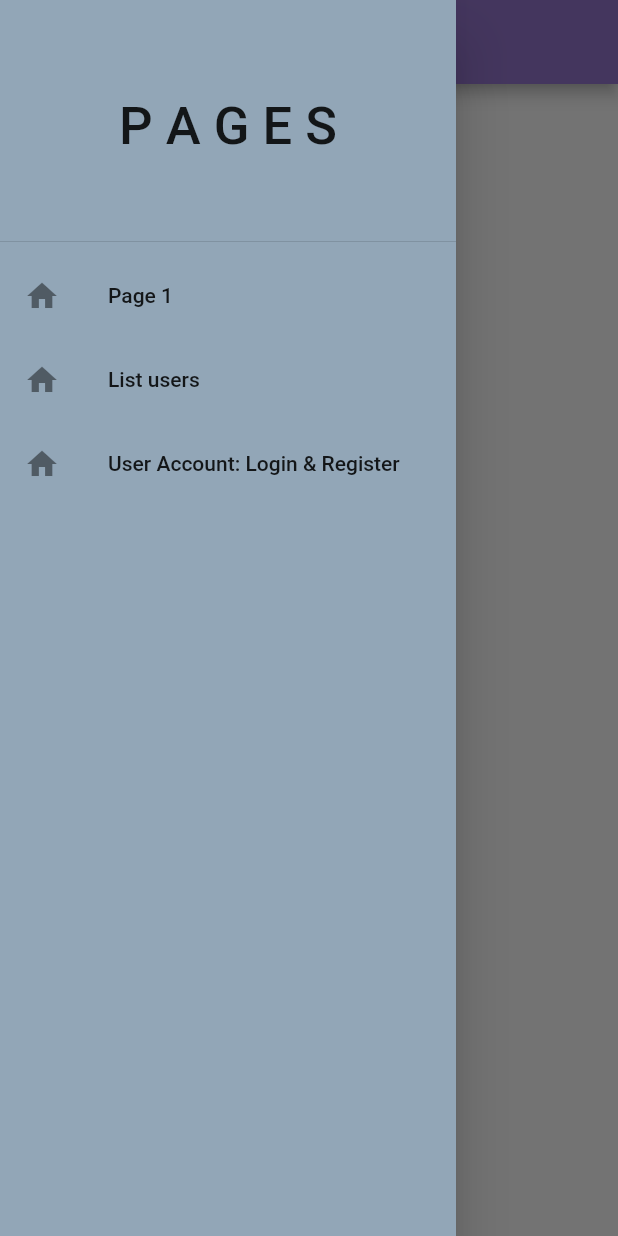
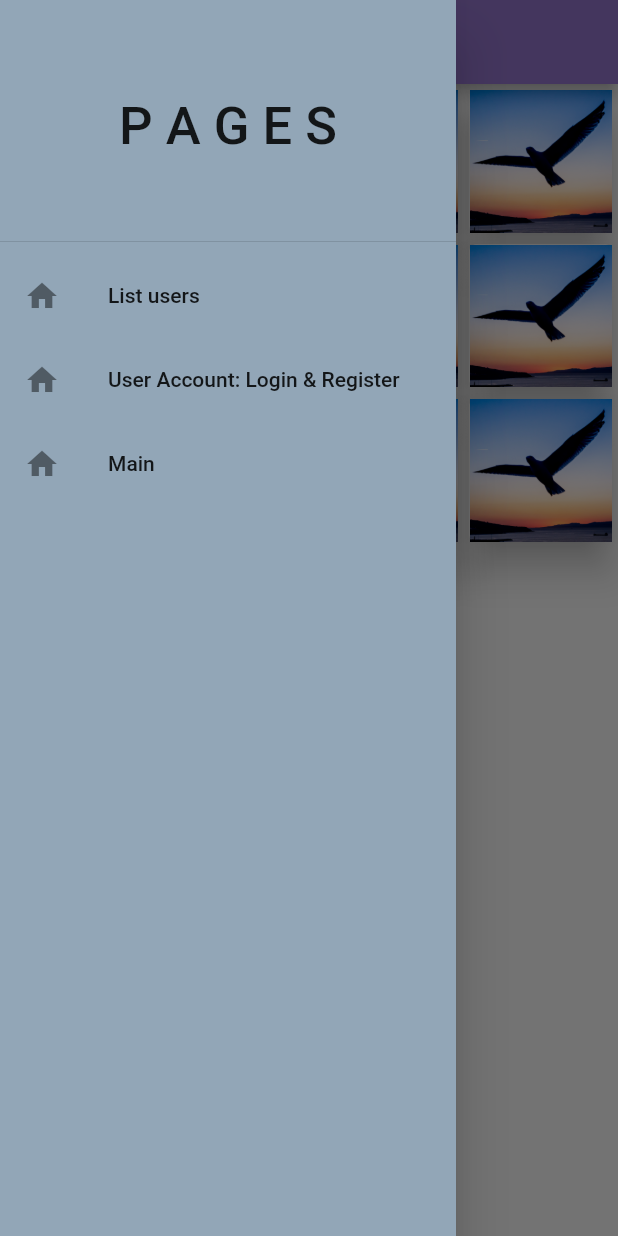
Before and after one commit to irenegordun/EA-SeminariFlutter, a Flutter app: the screen it shows after launch, with the side drawer open, on a phone screen of 412 x 824 dp. Run offline on Flutter 3.47's test engine with Material 2 defaults, Android fonts, the phone set to English and light mode, and no system bars.

Commit message:
GridView not finished and details user fixed

```diff
--- a/flutter_front/lib/views/deleteUser_page.dart
+++ b/flutter_front/lib/views/deleteUser_page.dart
@@ -1,8 +1,7 @@
 import 'package:flutter/material.dart';
 
-import 'package:flutter_front/services/userServices.dart';
+import '../widgets/drawer.dart';
 
-import '../models/user.dart';
 
 class DeleteUser extends StatefulWidget {
   const DeleteUser({super.key});
@@ -12,12 +11,43 @@ class DeleteUser extends StatefulWidget {
 }
 
 class _DeleteUser extends State<DeleteUser> {
+  List<String> values=[
+    'assets/image1.jpg',
+    'assets/image1.jpg',
+    'assets/image1.jpg',
+    'assets/image1.jpg',
+    'assets/image1.jpg',
+    'assets/image1.jpg',
+    'assets/image1.jpg',
+    'assets/image1.jpg',
+    'assets/image1.jpg',
+    'assets/image1.jpg',
+    'assets/image1.jpg',
+    'assets/image1.jpg',
+  ];
   @override
   Widget build(BuildContext context) {
     return Scaffold(
+      drawer: const DrawerScreen(),
       appBar: AppBar(
-        title: const Text('Detail User'),
+        title: const Text('Seminari 10 Fluter'),
         backgroundColor: Colors.deepPurple[300],
+      ),
+      body: Container(
+        child:
+        GridView.builder(
+          itemCount: 12,
+          itemBuilder: (context, index){
+            return Card(
+              elevation: 10,
+              child: Center(
+                child: Image.asset(values[index]),
+              ),
+            );
+          },
+          gridDelegate:
+            SliverGridDelegateWithFixedCrossAxisCount(crossAxisCount: 4),
+        ),
       ),
     );
   }
--- a/flutter_front/lib/views/firstpage.dart
+++ /dev/null
@@ -1,21 +0,0 @@
-import 'package:flutter/material.dart';
-
-import '../widgets/drawer.dart';
-
-class FirstPage extends StatelessWidget {
-  const FirstPage({super.key});
-
-  @override
-  Widget build(BuildContext context) {
-    return Scaffold(
-      drawer: const DrawerScreen(),
-      body: const Center(
-        child: Text('FIRST PAGE'),
-        ),
-      appBar: AppBar(
-      title: const Text('Seminari 10 Fluter PAGE1'),
-      backgroundColor: Colors.deepPurple[300],
-      ),
-    );
-  }
-}
--- a/flutter_front/lib/widgets/drawer.dart
+++ b/flutter_front/lib/widgets/drawer.dart
@@ -1,7 +1,7 @@
 
 import 'package:flutter/material.dart';
+import 'package:flutter_front/views/deleteUser_page.dart';
 import 'package:flutter_front/views/home_page.dart';
-import 'package:flutter_front/views/firstpage.dart';
 import 'package:flutter_front/views/account_page.dart';
 
 class DrawerScreen extends StatelessWidget {
@@ -26,16 +26,6 @@ class DrawerScreen extends StatelessWidget {
               ),
               ListTile(
                 leading: const Icon(Icons.home),
-                title: const Text(
-                  'Page 1'
-                ),
-                onTap: () {
-                  Navigator.of(context).push(
-                    MaterialPageRoute(builder: (context) => FirstPage()));
-                },
-              ),
-              ListTile(
-                leading: const Icon(Icons.home),
                 title: const Text (
                   'List users',
                 ),
@@ -54,6 +44,16 @@ class DrawerScreen extends StatelessWidget {
                     MaterialPageRoute(builder: (context) => AccountPage()));
                 },
               ),
+              ListTile(
+                leading: const Icon(Icons.home),
+                title: const Text (
+                  'Main',
+                ),
+                onTap: () {
+                  Navigator.of(context).push(
+                    MaterialPageRoute(builder: (context) => DeleteUser()));
+                },
+              )
           ],
         ),
       ))
--- a/flutter_front/pubspec.yaml
+++ b/flutter_front/pubspec.yaml
@@ -62,8 +62,8 @@ flutter:
   uses-material-design: true
 
   # To add assets to your application, add an assets section, like this:
-  #assets:
-  #   - assets/carousel
+  assets:
+     - assets/
   #   - images/a_dot_ham.jpeg
 
   # An image asset can refer to one or more resolution-specific "variants", see
```
Also changed, not shown: flutter_front/lib/main.dart (+3 -52 lines), flutter_front/lib/views/home_page.dart (+19 -12 lines), flutter_front/assets/image1.jpg (added).
